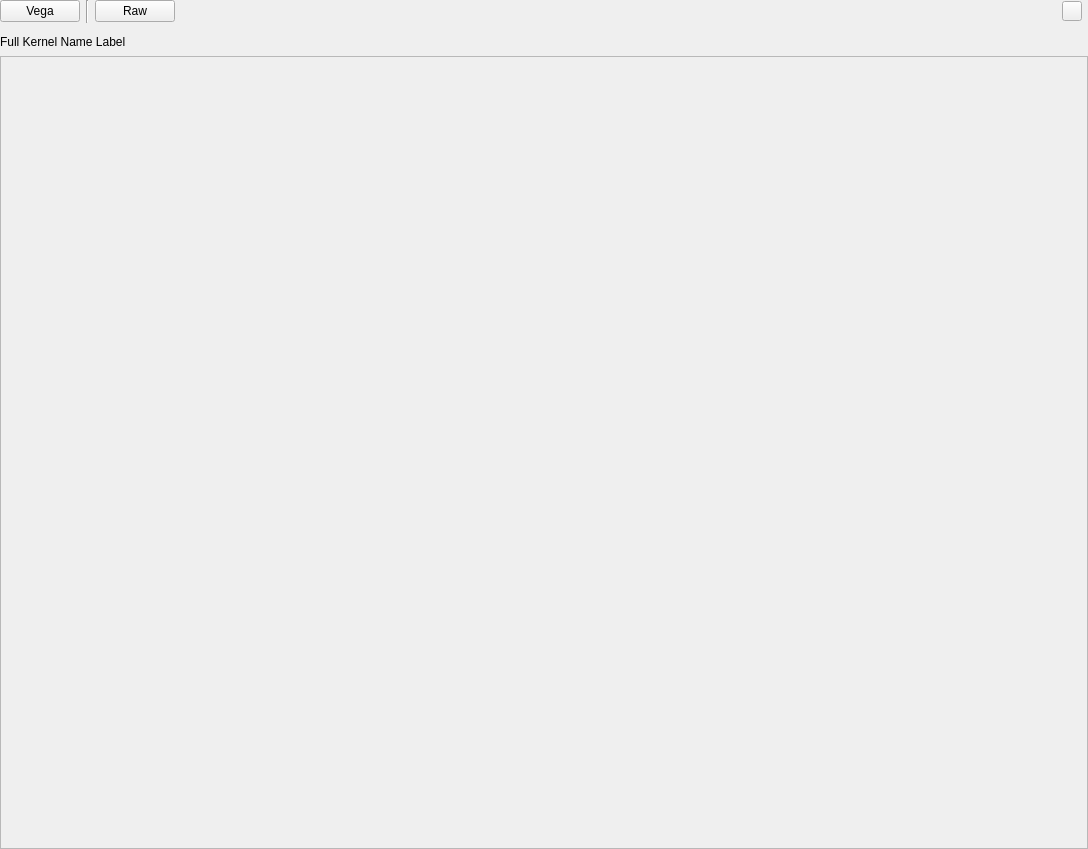
Before: the Qt Designer form source/radeon_gpu_analyzer_gui/ui/rg_isa_disassembly_view.ui in GPUOpen-Tools/radeon_gpu_analyzer, drawn with Qt 5.
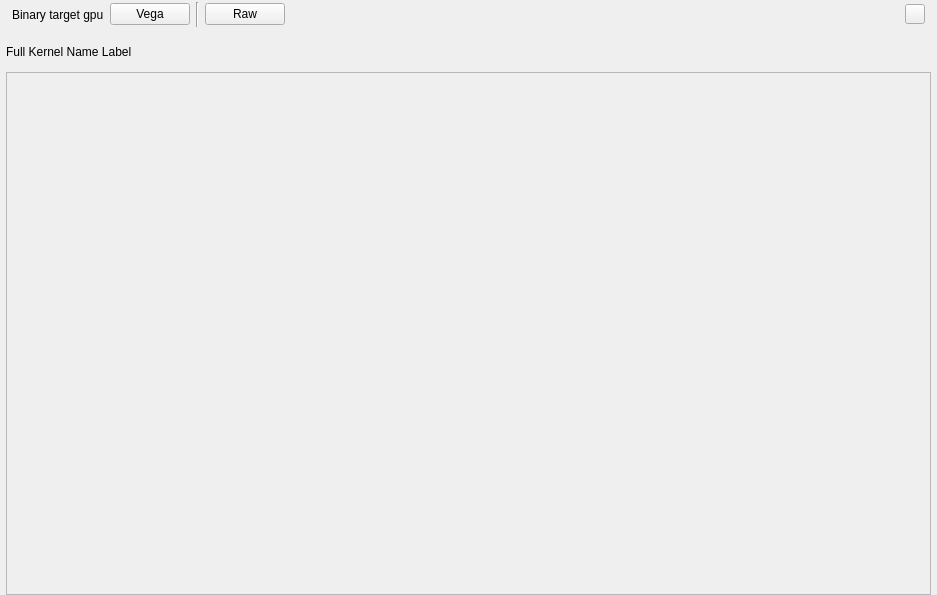
After: the same form once the commit is applied. Custom widgets are drawn as their Qt base class.

What changed in the file:
```diff
--- a/source/radeon_gpu_analyzer_gui/ui/rg_isa_disassembly_view.ui
+++ b/source/radeon_gpu_analyzer_gui/ui/rg_isa_disassembly_view.ui
@@ -6,8 +6,8 @@
    <rect>
     <x>0</x>
     <y>0</y>
-    <width>1088</width>
-    <height>849</height>
+    <width>937</width>
+    <height>595</height>
    </rect>
   </property>
   <property name="minimumSize">
@@ -23,55 +23,26 @@
    <string notr="true"/>
   </property>
   <layout class="QVBoxLayout" name="verticalLayout">
-   <property name="spacing">
-    <number>0</number>
-   </property>
    <property name="leftMargin">
-    <number>0</number>
+    <number>6</number>
    </property>
    <property name="topMargin">
     <number>0</number>
    </property>
    <property name="rightMargin">
-    <number>0</number>
+    <number>6</number>
    </property>
    <property name="bottomMargin">
-    <number>0</number>
-   </property>
-   <item>
-    <layout class="QHBoxLayout" name="horizontalLayout">
-     <property name="sizeConstraint">
-      <enum>QLayout::SizeConstraint::SetDefaultConstraint</enum>
-     </property>
-     <property name="leftMargin">
       <number>0</number>
      </property>
      <item>
       <widget class="RgIsaDisassemblyViewTitlebar" name="viewTitlebar" native="true">
-       <property name="minimumSize">
-        <size>
-         <width>40</width>
-         <height>28</height>
-        </size>
-       </property>
-       <property name="maximumSize">
-        <size>
-         <width>16777215</width>
-         <height>28</height>
-        </size>
-       </property>
-       <property name="styleSheet">
-        <string notr="true"/>
-       </property>
-       <layout class="QHBoxLayout" name="horizontalLayout_2">
-        <property name="spacing">
-         <number>6</number>
-        </property>
+     <layout class="QHBoxLayout" name="horizontalLayout">
         <property name="leftMargin">
-         <number>0</number>
+       <number>6</number>
         </property>
         <property name="topMargin">
-         <number>0</number>
+       <number>2</number>
         </property>
         <property name="rightMargin">
          <number>6</number>
@@ -79,6 +50,16 @@
         <property name="bottomMargin">
          <number>5</number>
         </property>
+      <item>
+       <widget class="QLabel" name="binary_target_gpu_">
+        <property name="text">
+         <string>Binary target gpu</string>
+        </property>
+        <property name="alignment">
+         <set>Qt::AlignmentFlag::AlignLeading|Qt::AlignmentFlag::AlignLeft|Qt::AlignmentFlag::AlignVCenter</set>
+        </property>
+       </widget>
+      </item>
         <item>
          <widget class="ArrowIconComboBox" name="targetGpuPushButton">
           <property name="minimumSize">
@@ -137,8 +118,8 @@
           </property>
           <property name="sizeHint" stdset="0">
            <size>
-            <width>40</width>
-            <height>20</height>
+          <width>128</width>
+          <height>25</height>
            </size>
           </property>
          </spacer>
@@ -164,8 +145,6 @@
         </item>
        </layout>
       </widget>
-     </item>
-    </layout>
    </item>
    <item>
     <layout class="QHBoxLayout" name="horizontalLayout_4">
```
Lines whose indentation alone changed are shown as unchanged.
